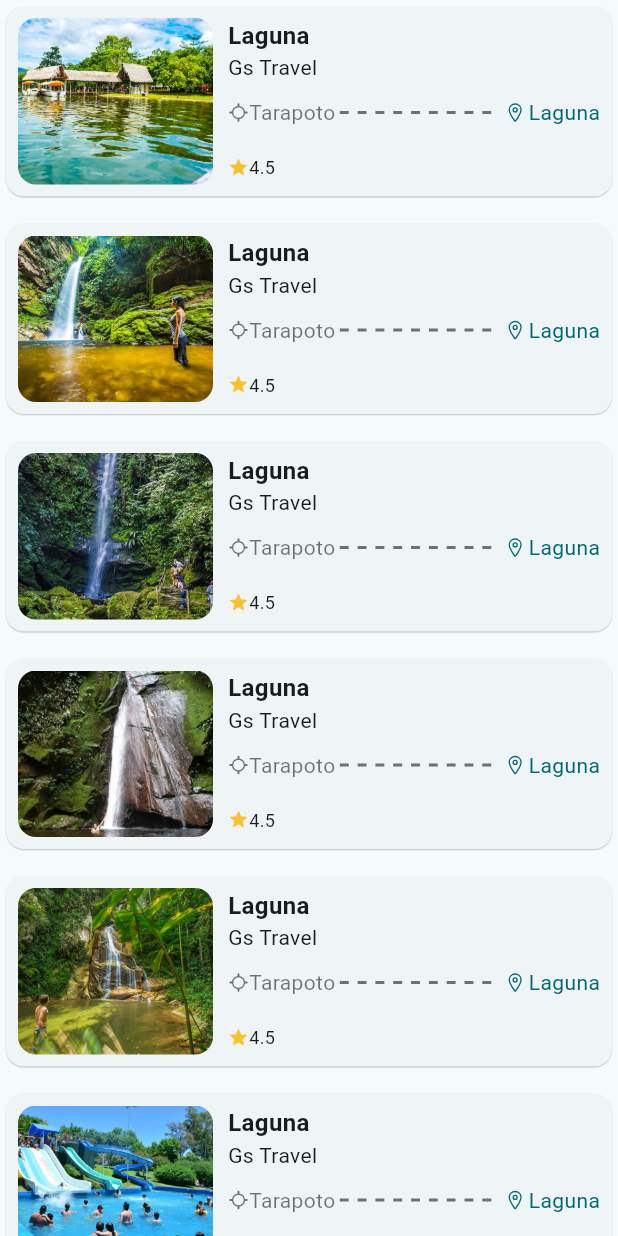
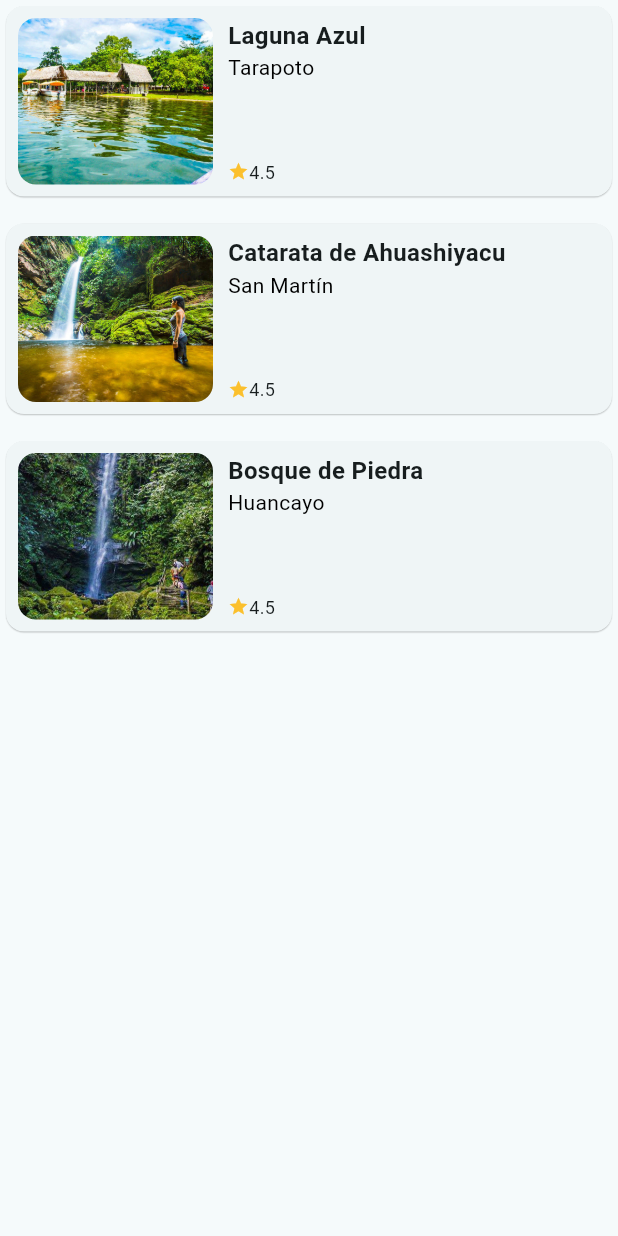
Before and after one commit to JuanJoseHack/Gs-travel, a Flutter app: the NearbyPlaces widget shown alone on an empty page, opened directly, on a phone screen of 412 x 824 dp. Run offline on Flutter 3.47's test engine with Material 3 defaults, Android fonts, the phone set to English and light mode, and no system bars; our stand-ins replace equatable, flutter_bloc, fluttertoast, get_it, image_picker, injectable and 2 more; accounts and stored records are empty; network calls fail.

```diff
--- a/lib/src/presentation/pages/auth/login/loginPage.dart
+++ b/lib/src/presentation/pages/auth/login/loginPage.dart
@@ -44,7 +44,7 @@ class _LoginPageState extends State<LoginPage> {
               msg: 'Login exitoso', toastLength: Toast.LENGTH_LONG);
           if (authResponse.user.roles != null) {
             final role = authResponse.user.roles!.first;
-            if (role.id == 'CLIENT') {
+            if (role?.id == 'CLIENT') {
               // Si el  rol es 'CLIENT', redirigir al HomePage del cliente
               WidgetsBinding.instance.addPostFrameCallback((timeStamp) {
                 Navigator.pushNamedAndRemoveUntil(
--- a/lib/src/presentation/pages/client/homestatic/nearby_places.dart
+++ b/lib/src/presentation/pages/client/homestatic/nearby_places.dart
@@ -1,6 +1,5 @@
 import 'package:ecommerce_v2/src/presentation/pages/client/homestatic/nearby_places_model.dart';
 import 'package:ecommerce_v2/src/presentation/pages/client/homestatic/tourist_details_page.dart';
-import 'package:ecommerce_v2/src/presentation/pages/client/homestatic/distance.dart';
 import 'package:flutter/material.dart';
 
 class NearbyPlaces extends StatelessWidget {
@@ -10,6 +9,8 @@ class NearbyPlaces extends StatelessWidget {
   Widget build(BuildContext context) {
     return Column(
       children: List.generate(nearbyPlaces.length, (index) {
+        final place = nearbyPlaces[index];
+
         return Padding(
           padding: const EdgeInsets.only(bottom: 10),
           child: SizedBox(
@@ -23,13 +24,20 @@ class NearbyPlaces extends StatelessWidget {
               child: InkWell(
                 borderRadius: BorderRadius.circular(12),
                 onTap: () {
+                  // Navegación al hacer clic en el lugar
                   Navigator.push(
-                      context,
-                      MaterialPageRoute(
-                        builder: (context) => TouristDetailsPage(
-                          image: nearbyPlaces[index].image,
-                        ),
-                      ));
+                    context,
+                    MaterialPageRoute(
+                      builder: (context) => TouristDetailsPage(
+                        image: place.image,
+                        name: place.name,
+                        location: place.location,
+                        rating: 4.5,
+                        description: place.description, // Descripción única
+                        estimatedTime: place.estimatedTime,
+                      ),
+                    ),
+                  );
                 },
                 child: Padding(
                   padding: const EdgeInsets.all(8.0),
@@ -38,7 +46,7 @@ class NearbyPlaces extends StatelessWidget {
                       ClipRRect(
                         borderRadius: BorderRadius.circular(12),
                         child: Image.asset(
-                          nearbyPlaces[index].image,
+                          place.image,
                           height: double.maxFinite,
                           width: 130,
                           fit: BoxFit.cover,
@@ -49,17 +57,20 @@ class NearbyPlaces extends StatelessWidget {
                         child: Column(
                           crossAxisAlignment: CrossAxisAlignment.start,
                           children: [
-                            const Text(
-                              "Laguna ",
-                              style: TextStyle(
+                            Text(
+                              place.name, // Mostrar nombre único
+                              style: const TextStyle(
                                 fontSize: 16,
                                 fontWeight: FontWeight.bold,
                               ),
                             ),
-                            const Text("Gs Travel"),
-                            const SizedBox(height: 10),
-                            // DISTANCE WIDGET
-                            const Distance(),
+                            Text(
+                              place.location, // Mostrar ubicación única
+                              style: const TextStyle(
+                                fontSize: 14,
+                                color: Color.fromARGB(255, 0, 0, 0),
+                              ),
+                            ),
                             const Spacer(),
                             Row(
                               children: [
@@ -70,31 +81,13 @@ class NearbyPlaces extends StatelessWidget {
                                 ),
                                 const Text(
                                   "4.5",
-                                  style: TextStyle(
-                                    fontSize: 12,
-                                  ),
+                                  style: TextStyle(fontSize: 12),
                                 ),
-                                const Spacer(),
-                                RichText(
-                                  text: TextSpan(
-                                      style: TextStyle(
-                                        fontSize: 20,
-                                        color: Theme.of(context).primaryColor,
-                                      ),
-                                      children: const [
-                                        TextSpan(
-                                          style: TextStyle(
-                                            fontSize: 12,
-                                            color: Colors.black54,
-                                          ),
-                                        )
-                                      ]),
-                                )
                               ],
-                            )
+                            ),
                           ],
                         ),
-                      )
+                      ),
                     ],
                   ),
                 ),
--- a/lib/src/presentation/pages/client/homestatic/nearby_places_model.dart
+++ b/lib/src/presentation/pages/client/homestatic/nearby_places_model.dart
@@ -1,31 +1,39 @@
-// ignore_for_file: public_member_api_docs, sort_constructors_first
 class NearbyPlaceModel {
   final String image;
+  final String name; // Nombre del lugar
+  final String location; // Ubicación del lugar
+  final String estimatedTime; // Tiempo estimado para llegar
+  final String description; // Descripción del lugar
+
   NearbyPlaceModel({
     required this.image,
+    required this.name,
+    required this.location,
+    required this.estimatedTime,
+    required this.description,
   });
 }
 
 List<NearbyPlaceModel> nearbyPlaces = [
   NearbyPlaceModel(
     image: "assets/places/place7.jpg",
+    name: "Laguna Azul",
+    location: "Tarapoto",
+    estimatedTime: "01d:32h:56m",
+    description: "Un hermoso lugar rodeado de naturaleza y tranquilidad.",
   ),
   NearbyPlaceModel(
     image: "assets/places/place6.jpg",
+    name: "Catarata de Ahuashiyacu",
+    location: "San Martín",
+    estimatedTime: "00d:12h:30m",
+    description: "Catarata impresionante en medio de la selva peruana.",
   ),
   NearbyPlaceModel(
     image: "assets/places/place5.jpg",
-  ),
-  NearbyPlaceModel(
-    image: "assets/places/place4.jpg",
-  ),
-  NearbyPlaceModel(
-    image: "assets/places/place3.jpg",
-  ),
-  NearbyPlaceModel(
-    image: "assets/places/place2.jpg",
-  ),
-  NearbyPlaceModel(
-    image: "assets/places/place1.jpg",
+    name: "Bosque de Piedra",
+    location: "Huancayo",
+    estimatedTime: "02d:05h:15m",
+    description: "Formaciones rocosas naturales con vistas espectaculares.",
   ),
 ];
```
Also changed, not shown: lib/src/presentation/pages/client/home/ClientHomePage.dart (+21 -62 lines), lib/src/presentation/pages/client/homestatic/FullImagePage.dart (added, +31 -0 lines), lib/src/presentation/pages/client/homestatic/home_page.dart (+60 -57 lines), lib/src/presentation/pages/client/homestatic/recommended_places.dart (+13 -11 lines), lib/src/presentation/pages/client/homestatic/recommended_places_model.dart (+17 -6 lines), lib/src/presentation/pages/client/homestatic/tourist_details_page.dart (+88 -81 lines), lib/src/presentation/pages/profile/info/ProfileInfoContent.dart (+16 -18 lines).
